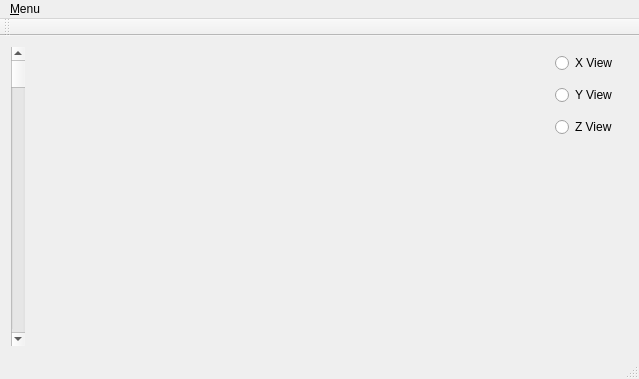
Before: the Qt Designer form mainwindow.ui in lewisfish/data_cube_viewer, drawn with Qt 5.
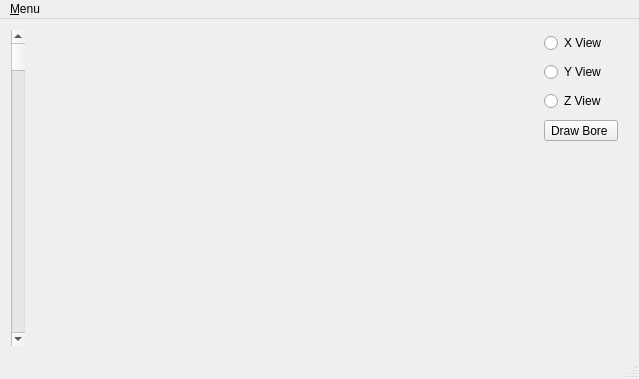
After: the same form once the commit is applied. Icons and pictures are not drawn.

Commit message: added ability to change between real*8 and real*4 fortran files

What changed in the file:
```diff
--- a/mainwindow.ui
+++ b/mainwindow.ui
@@ -42,34 +42,47 @@
      </widget>
     </item>
     <item>
-     <layout class="QVBoxLayout" name="verticalLayout">
+     <layout class="QGridLayout" name="gridLayout">
       <property name="rightMargin">
        <number>10</number>
       </property>
       <property name="bottomMargin">
        <number>200</number>
       </property>
-      <item>
+      <item row="0" column="0" colspan="2">
        <widget class="QRadioButton" name="XView">
         <property name="text">
          <string>X View</string>
         </property>
        </widget>
       </item>
-      <item>
-       <widget class="QRadioButton" name="YView">
-        <property name="text">
-         <string>Y View</string>
-        </property>
-       </widget>
-      </item>
-      <item>
+      <item row="2" column="0" colspan="2">
        <widget class="QRadioButton" name="ZView">
         <property name="text">
          <string>Z View</string>
         </property>
        </widget>
       </item>
+      <item row="1" column="0" colspan="2">
+       <widget class="QRadioButton" name="YView">
+        <property name="text">
+         <string>Y View</string>
+        </property>
+       </widget>
+      </item>
+      <item row="3" column="0" colspan="2">
+       <widget class="QToolButton" name="Bore">
+        <property name="sizePolicy">
+         <sizepolicy hsizetype="Expanding" vsizetype="Fixed">
+          <horstretch>0</horstretch>
+          <verstretch>0</verstretch>
+         </sizepolicy>
+        </property>
+        <property name="text">
+         <string>Draw Bore </string>
+        </property>
+       </widget>
+      </item>
      </layout>
     </item>
    </layout>
@@ -91,14 +104,6 @@
    </widget>
    <addaction name="menu_Menu"/>
   </widget>
-  <widget class="QToolBar" name="mainToolBar">
-   <attribute name="toolBarArea">
-    <enum>TopToolBarArea</enum>
-   </attribute>
-   <attribute name="toolBarBreak">
-    <bool>false</bool>
-   </attribute>
-  </widget>
   <widget class="QStatusBar" name="statusBar"/>
   <action name="Open">
    <property name="text">
```
Left out of the diff: 1 changed line with no effect on the pictures. The commit also changes 2 other files.
